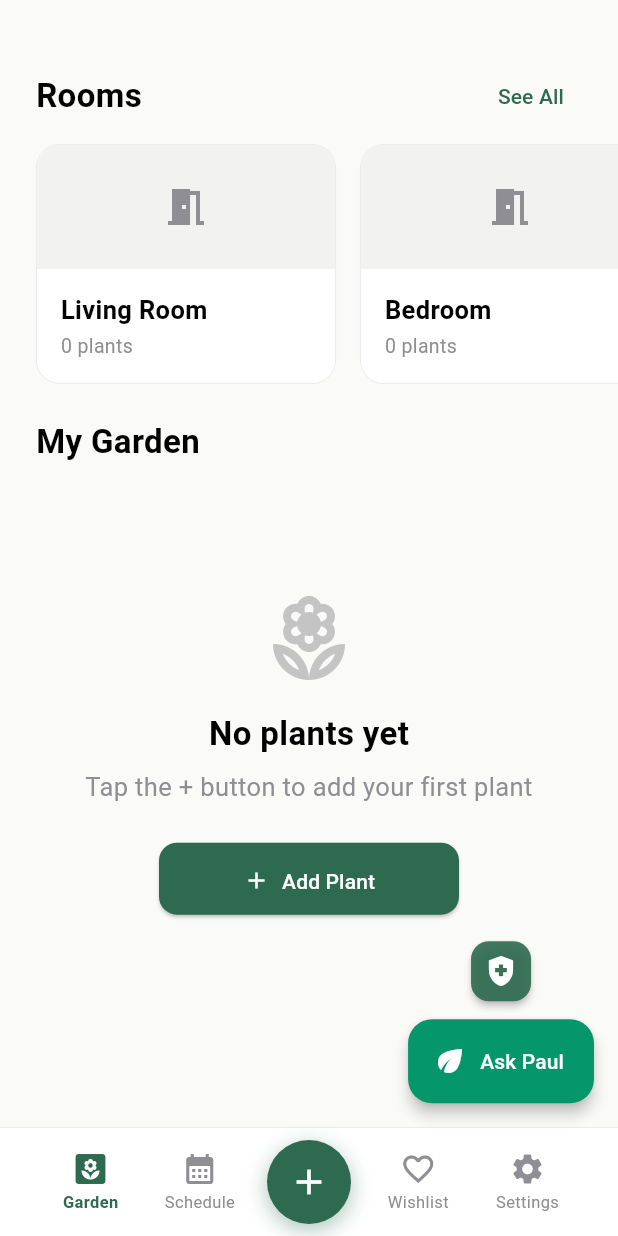
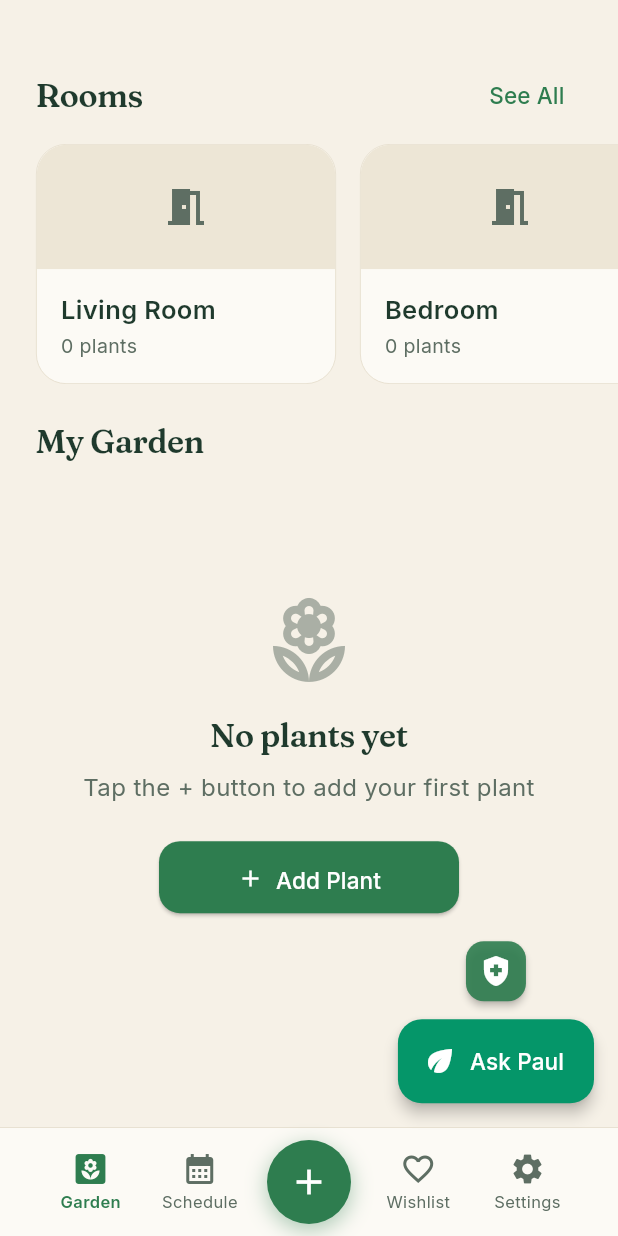
Before and after one commit to zdmgold/growlog, a Flutter app: the screen it shows after launch, scrolled down 64 dp, on a phone screen of 412 x 824 dp. Run offline on Flutter 3.47's test engine with Material 3 defaults, Android fonts, the phone set to English and light mode, and no system bars; our stand-ins replace file_picker, fl_chart, flutter_local_notifications, flutter_markdown, google_generative_ai, image_picker and 6 more; accounts and stored records are empty; generated files the repository leaves out were written again.

Commit message:
Phase 1 batch 3: Field Journal design tokens (palette, bundled Fraunces + Inter, radii, themed ThemeData), Phosphor icons dependency

```diff
--- a/lib/main.dart
+++ b/lib/main.dart
@@ -121,22 +121,53 @@ class GrowLogApp extends StatelessWidget {
     );
   }
 
+  TextTheme _textTheme(Color ink) {
+    return TextTheme(
+      displayLarge: AppTypography.display.copyWith(color: ink),
+      displayMedium: AppTypography.headline.copyWith(color: ink),
+      displaySmall: AppTypography.title1.copyWith(color: ink),
+      headlineLarge: AppTypography.headline.copyWith(color: ink),
+      headlineMedium: AppTypography.title1.copyWith(color: ink),
+      headlineSmall: AppTypography.title1.copyWith(color: ink),
+      titleLarge: AppTypography.title1.copyWith(color: ink),
+      titleMedium: AppTypography.title2.copyWith(color: ink),
+      titleSmall: AppTypography.callout.copyWith(color: ink),
+      bodyLarge: AppTypography.body.copyWith(color: ink),
+      bodyMedium: AppTypography.callout.copyWith(color: ink),
+      bodySmall: AppTypography.footnote.copyWith(color: ink),
+      labelLarge: AppTypography.callout.copyWith(color: ink),
+      labelMedium: AppTypography.caption.copyWith(color: ink),
+      labelSmall: AppTypography.caption.copyWith(color: ink),
+    );
+  }
+
   ThemeData _lightTheme() {
     return ThemeData(
       brightness: Brightness.light,
       useMaterial3: true,
+      fontFamily: AppTypography.sans,
+      textTheme: _textTheme(AppColors.textPrimary),
       scaffoldBackgroundColor: AppColors.bgPrimary,
       colorScheme: const ColorScheme.light(
         primary: AppColors.accent,
         onPrimary: Colors.white,
-        secondary: AppColors.accentLight,
+        secondary: AppColors.chlorophyll,
         surface: AppColors.bgSecondary,
+        onSurface: AppColors.textPrimary,
+        outline: AppColors.borderSubtle,
         error: AppColors.error,
       ),
       appBarTheme: const AppBarTheme(
         backgroundColor: Colors.transparent,
         elevation: 0,
-        centerTitle: true,
+        scrolledUnderElevation: 0,
+        centerTitle: false,
+        titleTextStyle: TextStyle(
+          fontFamily: AppTypography.serif,
+          fontSize: 22,
+          fontWeight: FontWeight.w600,
+          color: AppColors.textPrimary,
+        ),
       ),
       elevatedButtonTheme: ElevatedButtonThemeData(
         style: ElevatedButton.styleFrom(
@@ -162,6 +193,7 @@ class GrowLogApp extends StatelessWidget {
         elevation: 0,
         shape: RoundedRectangleBorder(
           borderRadius: BorderRadius.circular(AppRadii.lg),
+          side: const BorderSide(color: AppColors.borderSubtle),
         ),
         color: AppColors.bgSecondary,
       ),
@@ -172,23 +204,34 @@ class GrowLogApp extends StatelessWidget {
     return ThemeData(
       brightness: Brightness.dark,
       useMaterial3: true,
+      fontFamily: AppTypography.sans,
+      textTheme: _textTheme(AppColors.textPrimaryDark),
       scaffoldBackgroundColor: AppColors.bgPrimaryDark,
       colorScheme: const ColorScheme.dark(
         primary: AppColors.accentLight,
-        onPrimary: Colors.white,
-        secondary: AppColors.accent,
+        onPrimary: AppColors.bgPrimaryDark,
+        secondary: AppColors.chlorophyll,
         surface: AppColors.bgSecondaryDark,
+        onSurface: AppColors.textPrimaryDark,
+        outline: AppColors.borderSubtleDark,
         error: AppColors.errorDark,
       ),
       appBarTheme: const AppBarTheme(
         backgroundColor: Colors.transparent,
         elevation: 0,
-        centerTitle: true,
+        scrolledUnderElevation: 0,
+        centerTitle: false,
+        titleTextStyle: TextStyle(
+          fontFamily: AppTypography.serif,
+          fontSize: 22,
+          fontWeight: FontWeight.w600,
+          color: AppColors.textPrimaryDark,
+        ),
       ),
       elevatedButtonTheme: ElevatedButtonThemeData(
         style: ElevatedButton.styleFrom(
           backgroundColor: AppColors.accentLight,
-          foregroundColor: Colors.white,
+          foregroundColor: AppColors.bgPrimaryDark,
           shape: RoundedRectangleBorder(
             borderRadius: BorderRadius.circular(AppRadii.md),
           ),
@@ -209,6 +252,7 @@ class GrowLogApp extends StatelessWidget {
         elevation: 0,
         shape: RoundedRectangleBorder(
           borderRadius: BorderRadius.circular(AppRadii.lg),
+          side: const BorderSide(color: AppColors.borderSubtleDark),
         ),
         color: AppColors.bgSecondaryDark,
       ),
--- a/lib/utils/constants.dart
+++ b/lib/utils/constants.dart
@@ -1,50 +1,62 @@
 import 'package:flutter/material.dart';
 
 class AppColors {
-  static const Color bgPrimary = Color(0xFFFAFAF8);
-  static const Color bgSecondary = Color(0xFFFFFFFF);
-  static const Color bgTertiary = Color(0xFFF2F2F0);
+  // Field Journal: warm paper surfaces, deep forest ink, chlorophyll accents.
+  static const Color bgPrimary = Color(0xFFF6F1E7);
+  static const Color bgSecondary = Color(0xFFFCFAF5);
+  static const Color bgTertiary = Color(0xFFEDE6D6);
 
-  static const Color bgPrimaryDark = Color(0xFF0A0A0A);
-  static const Color bgSecondaryDark = Color(0xFF1C1C1E);
-  static const Color bgTertiaryDark = Color(0xFF2C2C2E);
+  // Night greenhouse.
+  static const Color bgPrimaryDark = Color(0xFF0E1A14);
+  static const Color bgSecondaryDark = Color(0xFF16251D);
+  static const Color bgTertiaryDark = Color(0xFF1F3329);
 
-  static const Color accent = Color(0xFF2D6A4F);
-  static const Color accentLight = Color(0xFF40916C);
-  static const Color accentDark = Color(0xFF1B4332);
+  static const Color accent = Color(0xFF2E7D4F);
+  static const Color accentLight = Color(0xFF5CC77A);
+  static const Color accentDark = Color(0xFF1F5C38);
+  static const Color chlorophyll = Color(0xFF4CAF50);
+  static const Color forest = Color(0xFF1F3A2D);
 
-  static const Color textPrimary = Color(0xFF000000);
-  static const Color textSecondary = Color(0xFF3C3C43);
-  static const Color textTertiary = Color(0xFF8E8E93);
+  static const Color textPrimary = Color(0xFF1F3A2D);
+  static const Color textSecondary = Color(0xFF4A5F52);
+  static const Color textTertiary = Color(0xFF5E6E63);
 
-  static const Color textPrimaryDark = Color(0xFFFFFFFF);
-  static const Color textSecondaryDark = Color(0xFFEBEBF5);
+  static const Color textPrimaryDark = Color(0xFFF0EBDD);
+  static const Color textSecondaryDark = Color(0xFFB9C6BB);
+  static const Color textTertiaryDark = Color(0xFF8A9A8E);
 
-  static const Color borderSubtle = Color(0xFFE5E5EA);
-  static const Color borderSubtleDark = Color(0xFF38383A);
-  static const Color borderFocus = Color(0xFF2D6A4F);
-  static const Color borderFocusDark = Color(0xFF40916C);
+  static const Color borderSubtle = Color(0xFFE3DBC9);
+  static const Color borderSubtleDark = Color(0xFF2A4034);
+  static const Color borderFocus = Color(0xFF2E7D4F);
+  static const Color borderFocusDark = Color(0xFF5CC77A);
 
-  static const Color error = Color(0xFFFF3B30);
-  static const Color errorDark = Color(0xFFFF453A);
-  static const Color success = Color(0xFF34C759);
-  static const Color successDark = Color(0xFF30D158);
-  static const Color warning = Color(0xFFFF9500);
-  static const Color warningDark = Color(0xFFFF9F0A);
+  static const Color error = Color(0xFFB4432B);
+  static const Color errorDark = Color(0xFFE0745A);
+  static const Color success = Color(0xFF2E7D4F);
+  static const Color successDark = Color(0xFF5CC77A);
+  static const Color warning = Color(0xFFE0A33A);
+  static const Color warningDark = Color(0xFFE8B45A);
 
-  static const Color water = Color(0xFF4CC9F0);
-  static const Color fertilize = Color(0xFFF72585);
-  static const Color mist = Color(0xFF7209B7);
-  static const Color repot = Color(0xFF3A0CA3);
-  static const Color prune = Color(0xFFF48C06);
-  static const Color treat = Color(0xFFE63946);
+  // Plant health states.
+  static const Color healthy = Color(0xFF4CAF50);
+  static const Color watch = Color(0xFFE0A33A);
+  static const Color attention = Color(0xFFB4532E);
+  static const Color watchText = Color(0xFF7A5410);
+
+  // Care types: a botanical palette instead of saturated primaries.
+  static const Color water = Color(0xFF3F8EA6);
+  static const Color fertilize = Color(0xFFA7803B);
+  static const Color mist = Color(0xFF6FA3A0);
+  static const Color repot = Color(0xFF8A5A44);
+  static const Color prune = Color(0xFF7A9A3A);
+  static const Color treat = Color(0xFFB4432B);
 }
 
 class AppRadii {
-  static const double sm = 8.0;
-  static const double md = 12.0;
-  static const double lg = 16.0;
-  static const double xl = 24.0;
+  static const double sm = 10.0;
+  static const double md = 14.0;
+  static const double lg = 20.0;
+  static const double xl = 28.0;
   static const double pill = 999.0;
 }
 
@@ -60,44 +72,67 @@ class AppSpacing {
 }
 
 class AppTypography {
+  static const String serif = 'Fraunces';
+  static const String sans = 'Inter';
+
   static const TextStyle display = TextStyle(
+    fontFamily: serif,
     fontSize: 34,
-    fontWeight: FontWeight.w700,
+    fontWeight: FontWeight.w600,
     height: 1.1,
+    letterSpacing: -0.5,
   );
   static const TextStyle headline = TextStyle(
+    fontFamily: serif,
     fontSize: 28,
     fontWeight: FontWeight.w600,
     height: 1.2,
+    letterSpacing: -0.3,
   );
   static const TextStyle title1 = TextStyle(
+    fontFamily: serif,
     fontSize: 22,
     fontWeight: FontWeight.w600,
     height: 1.3,
+    letterSpacing: -0.2,
   );
   static const TextStyle title2 = TextStyle(
+    fontFamily: sans,
     fontSize: 17,
     fontWeight: FontWeight.w600,
     height: 1.3,
   );
   static const TextStyle body = TextStyle(
-    fontSize: 17,
+    fontFamily: sans,
+    fontSize: 16,
     fontWeight: FontWeight.w400,
     height: 1.5,
   );
   static const TextStyle callout = TextStyle(
-    fontSize: 16,
+    fontFamily: sans,
+    fontSize: 15,
     fontWeight: FontWeight.w500,
     height: 1.4,
   );
   static const TextStyle footnote = TextStyle(
+    fontFamily: sans,
     fontSize: 13,
     fontWeight: FontWeight.w400,
     height: 1.4,
   );
   static const TextStyle caption = TextStyle(
+    fontFamily: sans,
     fontSize: 12,
-    fontWeight: FontWeight.w400,
+    fontWeight: FontWeight.w500,
+    height: 1.3,
+    letterSpacing: 0.2,
+  );
+  // Latin names under plant titles: small italic serif.
+  static const TextStyle latin = TextStyle(
+    fontFamily: serif,
+    fontSize: 13,
+    fontStyle: FontStyle.italic,
+    fontWeight: FontWeight.w500,
     height: 1.3,
   );
 }
```
Also changed, not shown: assets/fonts/OFL-Fraunces.txt (added, +93 -0 lines), assets/fonts/OFL-Inter.txt (added, +93 -0 lines), pubspec.yaml (+25 -4 lines), assets/fonts/Fraunces-500.ttf (added), assets/fonts/Fraunces-600.ttf (added), assets/fonts/Fraunces-700.ttf (added), assets/fonts/Inter-400.ttf (added), assets/fonts/Inter-500.ttf (added), assets/fonts/Inter-600.ttf (added), assets/fonts/Inter-700.ttf (added).
